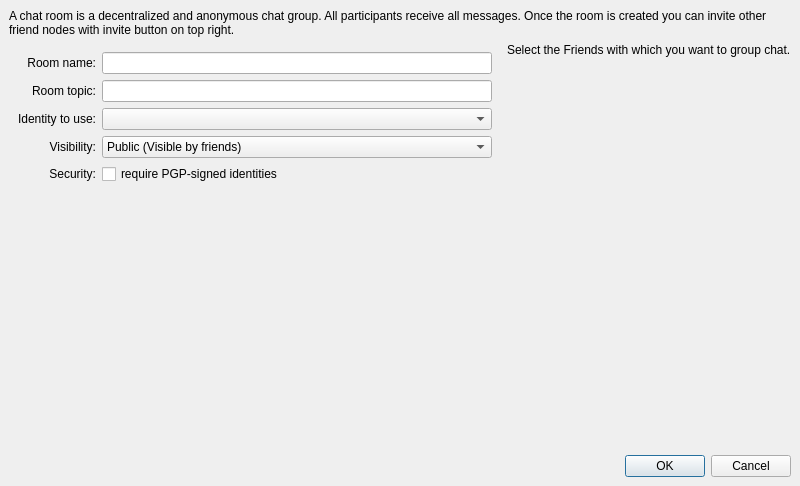
Before: the Qt Designer form retroshare-gui/src/gui/chat/CreateLobbyDialog.ui in RetroShare/RetroShare, drawn with Qt 5.
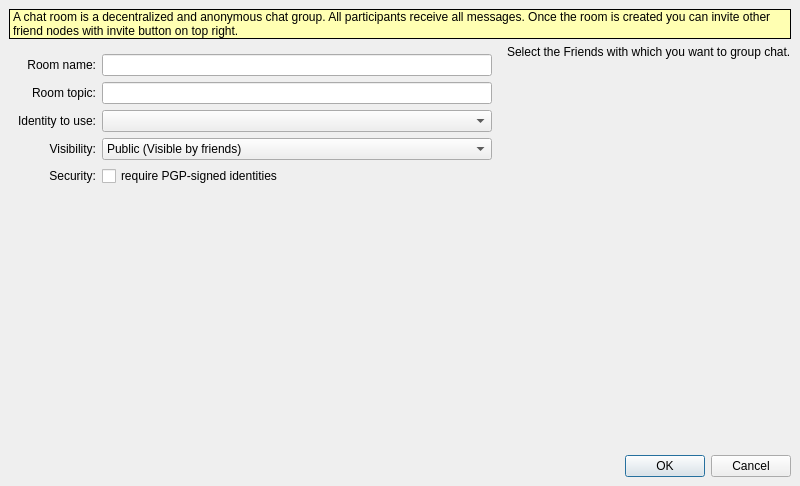
After: the same form once the commit is applied. Icons and pictures are not drawn. Custom widgets are drawn as their Qt base class.

Commit message: removed HeaderFrame where it's not needed; changed the font of top tooltips to be the same

Patch:
```diff
--- a/retroshare-gui/src/gui/chat/CreateLobbyDialog.ui
+++ b/retroshare-gui/src/gui/chat/CreateLobbyDialog.ui
@@ -33,20 +33,90 @@
    <property name="bottomMargin">
     <number>0</number>
    </property>
-   <item>
-    <widget class="HeaderFrame" name="headerFrame"/>
-   </item>
    <item>
     <widget class="QFrame" name="frame">
      <layout class="QVBoxLayout" name="frameVLayout">
       <item>
        <widget class="StyledLabel" name="lobbyInfoLabel">
+        <property name="palette">
+         <palette>
+          <active>
+           <colorrole role="Base">
+            <brush brushstyle="SolidPattern">
+             <color alpha="255">
+              <red>255</red>
+              <green>255</green>
+              <blue>255</blue>
+             </color>
+            </brush>
+           </colorrole>
+           <colorrole role="Window">
+            <brush brushstyle="SolidPattern">
+             <color alpha="255">
+              <red>255</red>
+              <green>255</green>
+              <blue>178</blue>
+             </color>
+            </brush>
+           </colorrole>
+          </active>
+          <inactive>
+           <colorrole role="Base">
+            <brush brushstyle="SolidPattern">
+             <color alpha="255">
+              <red>255</red>
+              <green>255</green>
+              <blue>255</blue>
+             </color>
+            </brush>
+           </colorrole>
+           <colorrole role="Window">
+            <brush brushstyle="SolidPattern">
+             <color alpha="255">
+              <red>255</red>
+              <green>255</green>
+              <blue>178</blue>
+             </color>
+            </brush>
+           </colorrole>
+          </inactive>
+          <disabled>
+           <colorrole role="Base">
+            <brush brushstyle="SolidPattern">
+             <color alpha="255">
+              <red>255</red>
+              <green>255</green>
+              <blue>178</blue>
+             </color>
+            </brush>
+           </colorrole>
+           <colorrole role="Window">
+            <brush brushstyle="SolidPattern">
+             <color alpha="255">
+              <red>255</red>
+              <green>255</green>
+              <blue>178</blue>
+             </color>
+            </brush>
+           </colorrole>
+          </disabled>
+         </palette>
+        </property>
+        <property name="autoFillBackground">
+         <bool>true</bool>
+        </property>
+        <property name="frameShape">
+         <enum>QFrame::Box</enum>
+        </property>
         <property name="text">
          <string>A chat room is a decentralized and anonymous chat group. All participants receive all messages. Once the room is created you can invite other friend nodes with invite button on top right.</string>
         </property>
         <property name="wordWrap">
          <bool>true</bool>
         </property>
+        <property name="margin">
+         <number>4</number>
+        </property>
        </widget>
       </item>
       <item>
@@ -235,12 +305,6 @@
    <extends>QLabel</extends>
    <header>gui/common/StyledLabel.h</header>
   </customwidget>
-  <customwidget>
-   <class>HeaderFrame</class>
-   <extends>QFrame</extends>
-   <header>gui/common/HeaderFrame.h</header>
-   <container>1</container>
-  </customwidget>
   <customwidget>
    <class>FriendSelectionWidget</class>
    <extends>QWidget</extends>
```
The commit also changes 34 other files.
